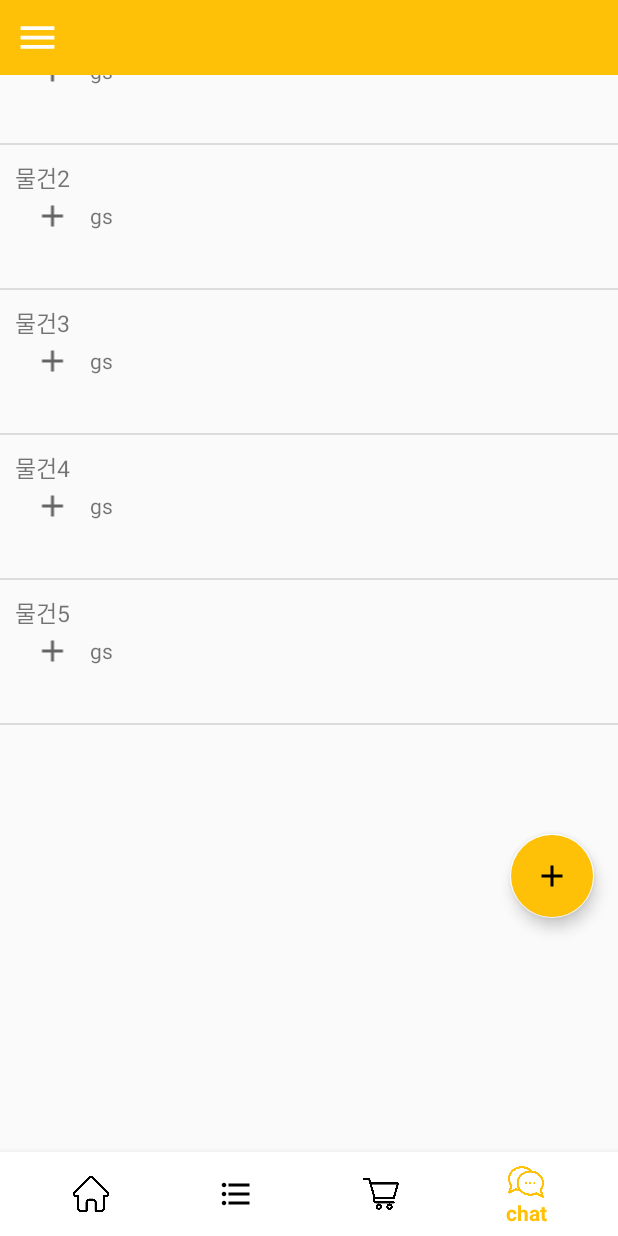
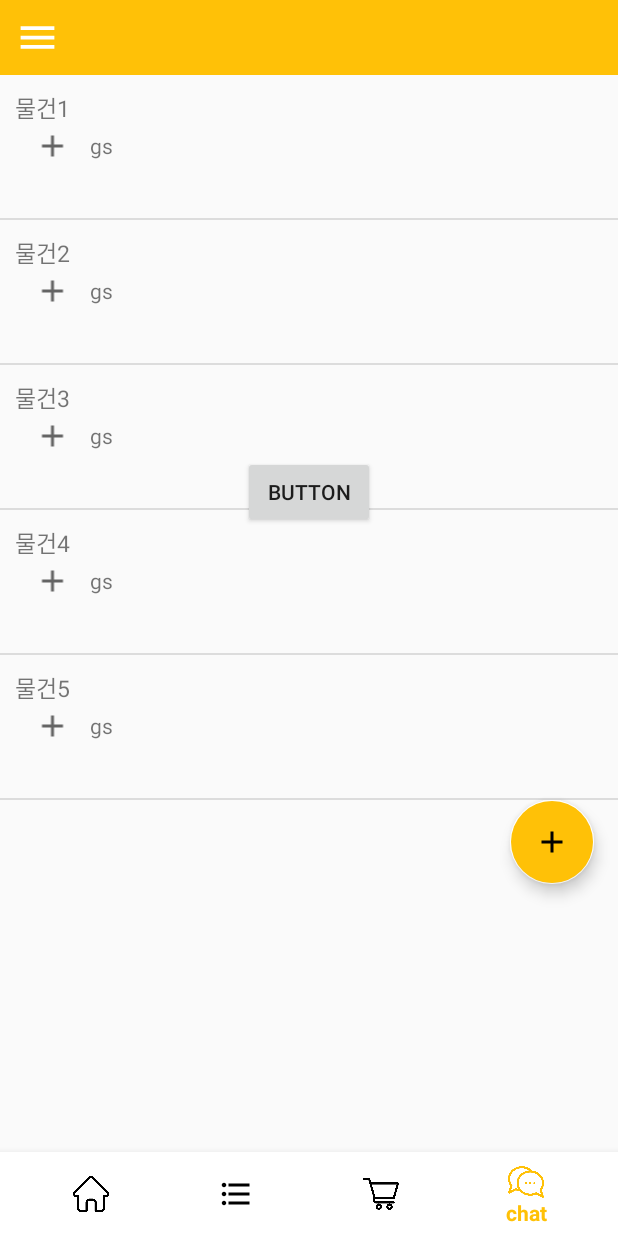
Before and after one commit to yhb1834/CAU_CCUDA, an Android app: the HomeActivity screen opened directly, with no data from a screen before it, item 4 of the bottom bar chosen, on a phone screen of 412 x 824 dp. Run offline under Robolectric (Android 15) with nearby library versions, the phone set to English and light mode, and no system bars; our stand-ins replace Volley.

Commit message:
화면 변경 적용

```diff
--- a/app/build.gradle
+++ b/app/build.gradle
@@ -45,6 +45,7 @@ dependencies {
 
 }
 dependencies {
+    implementation 'androidx.legacy:legacy-support-v4:1.0.0'
     //noinspection GradleCompatible
     implementation 'com.android.support:design:29.0.0' // bottomNavigationView
     implementation 'androidx.lifecycle:lifecycle-livedata-ktx:2.3.1'
--- a/app/src/main/java/com/example/ccuda/CartFragment.java
+++ b/app/src/main/java/com/example/ccuda/CartFragment.java
@@ -15,12 +15,10 @@ import androidx.fragment.app.Fragment;
 import com.android.volley.RequestQueue;
 import com.android.volley.Response;
 import com.android.volley.toolbox.Volley;
-import com.example.ccuda.data.CouponData;
 import com.example.ccuda.data.ItemData;
 import com.example.ccuda.data.UserData;
 import com.example.ccuda.db.BitmapConverter;
 import com.example.ccuda.db.CartRequest;
-import com.example.ccuda.db.PostRequest;
 
 import org.json.JSONArray;
 import org.json.JSONObject;
@@ -36,7 +34,7 @@ public class CartFragment extends Fragment {
                              @Nullable Bundle savedInstanceState){
         context = getContext();
         userData = UserData.getInstance();
-        return inflater.inflate(R.layout.cart, container, false);
+        return inflater.inflate(R.layout.fragment_cart, container, false);
     }
 
     // 편의점 아이템 db 불러오기
--- a/app/src/main/java/com/example/ccuda/ChatFragment.java
+++ b/app/src/main/java/com/example/ccuda/ChatFragment.java
@@ -7,13 +7,12 @@ import android.view.ViewGroup;
 
 import androidx.annotation.NonNull;
 import androidx.annotation.Nullable;
-import androidx.appcompat.app.AppCompatActivity;
 import androidx.fragment.app.Fragment;
 
 public class ChatFragment extends Fragment {
     public View onCreateView(@NonNull LayoutInflater inflater,
                              @Nullable ViewGroup container,
                              @Nullable Bundle savedInstanceState){
-        return inflater.inflate(R.layout.chat, container, false);
+        return inflater.inflate(R.layout.fragment_chat, container, false);
     }
 }
--- a/app/src/main/java/com/example/ccuda/HomeActivity.java
+++ b/app/src/main/java/com/example/ccuda/HomeActivity.java
@@ -40,10 +40,6 @@ public class HomeActivity extends AppCompatActivity {
     private ArrayList<CouponData> mArrayList = new ArrayList<>();
     UserData userData;
 
-    private FragmentManager fragmentManager = getSupportFragmentManager();
-    private ChatFragment fragmentChat = new ChatFragment();
-    private CupponFragment fragmentCuppon = new CupponFragment();
-    private CartFragment fragmentCart = new CartFragment();
 
 
     private ListView listView;
@@ -53,6 +49,33 @@ public class HomeActivity extends AppCompatActivity {
     private DrawerLayout drawerLayout;
     private Toolbar toolbar;
 
+    private FragmentManager fragmentManager = getSupportFragmentManager();
+    private HomeFragment fragmentHome = new HomeFragment();
+    private RecipeFragment fragmentRecipe = new RecipeFragment();
+    private CartFragment fragmentCart = new CartFragment();
+    private ChatFragment fragmentChat = new ChatFragment();
+
+    private BottomNavigationView.OnNavigationItemSelectedListener mOnNavigationItemSelectedListener
+            = new BottomNavigationView.OnNavigationItemSelectedListener(){
+        @Override
+        public boolean onNavigationItemSelected(@NonNull MenuItem item){
+            switch (item.getItemId()){
+                case R.id.home:
+                    getSupportFragmentManager().beginTransaction().replace(R.id.innerLayout, fragmentHome).commit();
+                    return true;
+                case R.id.recipe:
+                    getSupportFragmentManager().beginTransaction().replace(R.id.innerLayout, fragmentRecipe).commit();
+                    return true;
+                case R.id.cart:
+                    getSupportFragmentManager().beginTransaction().replace(R.id.innerLayout, fragmentCart).commit();
+                    return true;
+                case R.id.chat:
+                    getSupportFragmentManager().beginTransaction().replace(R.id.innerLayout, fragmentChat).commit();
+                    return true;
+            }
+            return false;
+        }
+    };
 
     @Override
     protected void onCreate(Bundle savedInstanceState){
@@ -61,9 +84,20 @@ public class HomeActivity extends AppCompatActivity {
         //FragmentTransaction transaction = fragmentManager.beginTransaction();
         //transaction.replace(R.id.frameLayout, fragmentSearch).commitAllowingStateLoss();
 
-        BottomNavigationView bottomNavigationView = findViewById(R.id.bottom_navigation);
-        bottomNavigationView.setOnItemSelectedListener(new ItemSelectedListener());
+        //BottomNavigationView bottomNavigationView = findViewById(R.id.bottom_navigation);
+        //bottomNavigationView.setOnItemSelectedListener(new ItemSelectedListener());
         //bottomNavigationView.setOnNavigationItemSelectedListener(new ItemSelectedListener());
+
+        BottomNavigationView navView = findViewById((R.id.bottom_navigation));
+        navView.setOnNavigationItemSelectedListener(mOnNavigationItemSelectedListener);
+
+        fragmentHome = new HomeFragment();
+        fragmentRecipe = new RecipeFragment();
+        fragmentCart = new CartFragment();
+        fragmentChat = new ChatFragment();
+
+        getSupportFragmentManager().beginTransaction().replace(R.id.innerLayout, fragmentHome).commit();
+
 
         ivMenu=findViewById(R.id.menu);
         drawerLayout=findViewById(R.id.drawer);
@@ -101,27 +135,6 @@ public class HomeActivity extends AppCompatActivity {
     }
 
 
-    class ItemSelectedListener implements BottomNavigationView.OnNavigationItemSelectedListener{
-        @Override
-        public boolean onNavigationItemSelected(@NonNull MenuItem menuItem) {
-            FragmentTransaction transaction = fragmentManager.beginTransaction();
-
-            switch(menuItem.getItemId())
-            {
-                case R.id.cuppon:
-                    transaction.replace(R.id.innerLayout, fragmentCuppon).commitAllowingStateLoss();
-
-                    break;
-                case R.id.cart:
-                    transaction.replace(R.id.innerLayout, fragmentCart).commitAllowingStateLoss();
-                    break;
-                case R.id.chat:
-                    transaction.replace(R.id.innerLayout, fragmentChat).commitAllowingStateLoss();
-                    break;
-            }
-            return true;
-        }
-    }
 
     // 판매 쿠폰 리스트 db 불러오기
     protected void load_couponlist(){
@@ -175,35 +188,7 @@ public class HomeActivity extends AppCompatActivity {
     }
 
 
-    private void changeView(int index) {
-        // LayoutInflater 초기화.
-        LayoutInflater inflater = (LayoutInflater) getSystemService(Context.LAYOUT_INFLATER_SERVICE);
 
-        FrameLayout frame = (FrameLayout) findViewById(R.id.innerLayout) ;
-        if (frame.getChildCount() > 0) {
-            // FrameLayout에서 뷰 삭제.
-            frame.removeViewAt(0);
-        }
-
-        // XML에 작성된 레이아웃을 View 객체로 변환.
-        View view = null ;
-        switch (index) {
-            case 0 :
-                view = inflater.inflate(R.layout.posthome, frame, false) ;
-                break ;
-            case 1 :
-                view = inflater.inflate(R.layout.posthome, frame, false) ;
-                break ;
-            case 2 :
-                view = inflater.inflate(R.layout.posthome, frame, false) ;
-                break ;
-        }
-
-        // FrameLayout에 뷰 추가.
-        if (view != null) {
-            frame.addView(view) ;
-        }
-    }
 
     // 판매 쿠폰 포스팅 db 저장
     protected void posting(int item_id, int price, String expiration_date,
--- /dev/null
+++ b/app/src/main/java/com/example/ccuda/HomeFragment.java
@@ -0,0 +1,64 @@
+package com.example.ccuda;
+
+import android.os.Bundle;
+
+import androidx.fragment.app.Fragment;
+
+import android.view.LayoutInflater;
+import android.view.View;
+import android.view.ViewGroup;
+
+/**
+ * A simple {@link Fragment} subclass.
+ * Use the {@link HomeFragment#newInstance} factory method to
+ * create an instance of this fragment.
+ */
+public class HomeFragment extends Fragment {
+
+    // TODO: Rename parameter arguments, choose names that match
+    // the fragment initialization parameters, e.g. ARG_ITEM_NUMBER
+    private static final String ARG_PARAM1 = "param1";
+    private static final String ARG_PARAM2 = "param2";
+
+    // TODO: Rename and change types of parameters
+    private String mParam1;
+    private String mParam2;
+
+    public HomeFragment() {
+        // Required empty public constructor
+    }
+
+    /**
+     * Use this factory method to create a new instance of
+     * this fragment using the provided parameters.
+     *
+     * @param param1 Parameter 1.
+     * @param param2 Parameter 2.
+     * @return A new instance of fragment HomeFragment.
+     */
+    // TODO: Rename and change types and number of parameters
+    public static HomeFragment newInstance(String param1, String param2) {
+        HomeFragment fragment = new HomeFragment();
+        Bundle args = new Bundle();
+        args.putString(ARG_PARAM1, param1);
+        args.putString(ARG_PARAM2, param2);
+        fragment.setArguments(args);
+        return fragment;
+    }
+
+    @Override
+    public void onCreate(Bundle savedInstanceState) {
+        super.onCreate(savedInstanceState);
+        if (getArguments() != null) {
+            mParam1 = getArguments().getString(ARG_PARAM1);
+            mParam2 = getArguments().getString(ARG_PARAM2);
+        }
+    }
+
+    @Override
+    public View onCreateView(LayoutInflater inflater, ViewGroup container,
+                             Bundle savedInstanceState) {
+        // Inflate the layout for this fragment
+        return inflater.inflate(R.layout.fragment_home, container, false);
+    }
+}
--- /dev/null
+++ b/app/src/main/java/com/example/ccuda/RecipeFragment.java
@@ -0,0 +1,64 @@
+package com.example.ccuda;
+
+import android.os.Bundle;
+
+import androidx.fragment.app.Fragment;
+
+import android.view.LayoutInflater;
+import android.view.View;
+import android.view.ViewGroup;
+
+/**
+ * A simple {@link Fragment} subclass.
+ * Use the {@link RecipeFragment#newInstance} factory method to
+ * create an instance of this fragment.
+ */
+public class RecipeFragment extends Fragment {
+
+    // TODO: Rename parameter arguments, choose names that match
+    // the fragment initialization parameters, e.g. ARG_ITEM_NUMBER
+    private static final String ARG_PARAM1 = "param1";
+    private static final String ARG_PARAM2 = "param2";
+
+    // TODO: Rename and change types of parameters
+    private String mParam1;
+    private String mParam2;
+
+    public RecipeFragment() {
+        // Required empty public constructor
+    }
+
+    /**
+     * Use this factory method to create a new instance of
+     * this fragment using the provided parameters.
+     *
+     * @param param1 Parameter 1.
+     * @param param2 Parameter 2.
+     * @return A new instance of fragment RecipeFragment.
+     */
+    // TODO: Rename and change types and number of parameters
+    public static RecipeFragment newInstance(String param1, String param2) {
+        RecipeFragment fragment = new RecipeFragment();
+        Bundle args = new Bundle();
+        args.putString(ARG_PARAM1, param1);
+        args.putString(ARG_PARAM2, param2);
+        fragment.setArguments(args);
+        return fragment;
+    }
+
+    @Override
+    public void onCreate(Bundle savedInstanceState) {
+        super.onCreate(savedInstanceState);
+        if (getArguments() != null) {
+            mParam1 = getArguments().getString(ARG_PARAM1);
+            mParam2 = getArguments().getString(ARG_PARAM2);
+        }
+    }
+
+    @Override
+    public View onCreateView(LayoutInflater inflater, ViewGroup container,
+                             Bundle savedInstanceState) {
+        // Inflate the layout for this fragment
+        return inflater.inflate(R.layout.fragment_recipe, container, false);
+    }
+}
--- a/app/src/main/res/layout/activity_home.xml
+++ b/app/src/main/res/layout/activity_home.xml
@@ -16,21 +16,31 @@
         tools:layout_editor_absoluteX="0dp"
         tools:layout_editor_absoluteY="0dp">
 
-        <FrameLayout
-            android:id="@+id/innerLayout"
-            android:layout_width="match_parent"
-            android:layout_height="628dp">
-
-            <include layout="@layout/posthome"></include>
-        </FrameLayout>
         <androidx.drawerlayout.widget.DrawerLayout
             android:id="@+id/drawer"
-            xmlns:android="http://schemas.android.com/apk/res/android"
-            xmlns:app="http://schemas.android.com/apk/res-auto"
-            xmlns:tools="http://schemas.android.com/tools"
             android:layout_width="match_parent"
             android:layout_height="match_parent"
             tools:context=".MainActivity">
+
+            <LinearLayout
+                android:id="@+id/container_layout"
+                android:layout_width="match_parent"
+                android:layout_height="match_parent"
+                android:orientation="vertical">
+
+
+                <include layout="@layout/toolbar_home" />
+
+
+                <FrameLayout
+                    android:id="@+id/innerLayout"
+                    android:layout_width="match_parent"
+                    android:layout_height="555dp">
+
+                    <include layout="@layout/posthome" />
+                </FrameLayout>
+
+            </LinearLayout>
 
             <com.google.android.material.navigation.NavigationView
                 android:id="@+id/navigation"
@@ -38,15 +48,12 @@
                 android:layout_height="match_parent"
                 android:layout_gravity="start|left"
                 app:headerLayout="@layout/nav_header_main"
-                app:menu="@menu/activity_main_drawer" />
+                app:menu="@menu/activity_main_drawer">
 
-            <LinearLayout
-                android:layout_width="match_parent"
-                android:layout_height="match_parent"
-                android:orientation="vertical">
-                <include  layout="@layout/toolbar_home"/>
-            </LinearLayout>
+            </com.google.android.material.navigation.NavigationView>
+
         </androidx.drawerlayout.widget.DrawerLayout>
+
         <com.google.android.material.bottomnavigation.BottomNavigationView
             android:id="@+id/bottom_navigation"
             android:layout_width="match_parent"
--- a/app/src/main/res/layout/chat.xml
+++ /dev/null
@@ -1,17 +0,0 @@
-<LinearLayout xmlns:android="http://schemas.android.com/apk/res/android"
-    xmlns:tools="http://schemas.android.com/tools"
-    android:layout_width="match_parent"
-    android:layout_height="match_parent"
-    android:orientation="vertical">
-
-    <ScrollView
-        android:layout_width="match_parent"
-        android:layout_height="match_parent"
-        tools:ignore="SpeakableTextPresentCheck">
-
-        <LinearLayout
-            android:layout_width="match_parent"
-            android:layout_height="wrap_content"
-            android:orientation="vertical" />
-    </ScrollView>
-</LinearLayout>
--- /dev/null
+++ b/app/src/main/res/layout/fragment_chat.xml
@@ -0,0 +1,22 @@
+<LinearLayout xmlns:android="http://schemas.android.com/apk/res/android"
+    xmlns:app="http://schemas.android.com/apk/res-auto"
+    xmlns:tools="http://schemas.android.com/tools"
+    android:layout_width="match_parent"
+    android:layout_height="match_parent"
+    android:orientation="vertical">
+
+    <androidx.constraintlayout.widget.ConstraintLayout
+        android:layout_width="match_parent"
+        android:layout_height="match_parent">
+
+        <Button
+            android:id="@+id/button2"
+            android:layout_width="wrap_content"
+            android:layout_height="wrap_content"
+            android:text="Button"
+            app:layout_constraintBottom_toBottomOf="parent"
+            app:layout_constraintEnd_toEndOf="parent"
+            app:layout_constraintStart_toStartOf="parent"
+            app:layout_constraintTop_toTopOf="parent" />
+    </androidx.constraintlayout.widget.ConstraintLayout>
+</LinearLayout>
--- a/app/src/main/res/menu/my_navigation_items.xml
+++ b/app/src/main/res/menu/my_navigation_items.xml
@@ -3,7 +3,7 @@
     <item android:id="@+id/home"
         android:title="home"
         android:icon="@drawable/home" />
-    <item android:id="@+id/cuppon"
+    <item android:id="@+id/recipe"
         android:title="recipe"
         android:icon="@drawable/recipe" />
     <item android:id="@+id/cart"
--- a/app/src/main/res/values/strings.xml
+++ b/app/src/main/res/values/strings.xml
@@ -16,4 +16,7 @@
     <string name="get_coupon">산 쿠폰 목록</string>
     <string name="settings">설정</string>
     <string name="notify">신고하기</string>
+    <!-- TODO: Remove or change this placeholder text -->
+    <string name="hello_blank_fragment">Hello blank fragment</string>
+    <string name="recipe_content">hello_recipe</string>
 </resources>
--- a/app/src/main/res/values/themes.xml
+++ b/app/src/main/res/values/themes.xml
@@ -34,6 +34,10 @@
 
     <style name="SplashTheme" parent="Theme.AppCompat.NoActionBar">
         <item name="android:windowBackground">@drawable/background_splash</item>
+        <item name="colorPrimary">@color/white</item>
+        <item name="colorPrimaryDark">@color/white</item>
+        <item name="colorAccent">@color/white</item>
+
     </style>
 
     <style name="AppTheme.AppBarOverlay" parent="ThemeOverlay.AppCompat.Dark.ActionBar" />
```
Also changed, not shown: app/src/main/java/com/example/ccuda/CupponFragment.java (+1 -9 lines), app/src/main/res/layout/fragment_cart.xml (renamed from app/src/main/res/layout/cart.xml, +1 -8 lines), app/src/main/res/layout/fragment_home.xml (added, +15 -0 lines), app/src/main/res/layout/fragment_recipe.xml (added, +14 -0 lines), app/src/main/res/layout/fragment_cuppon.xml (renamed from app/src/main/res/layout/cuppon.xml).
